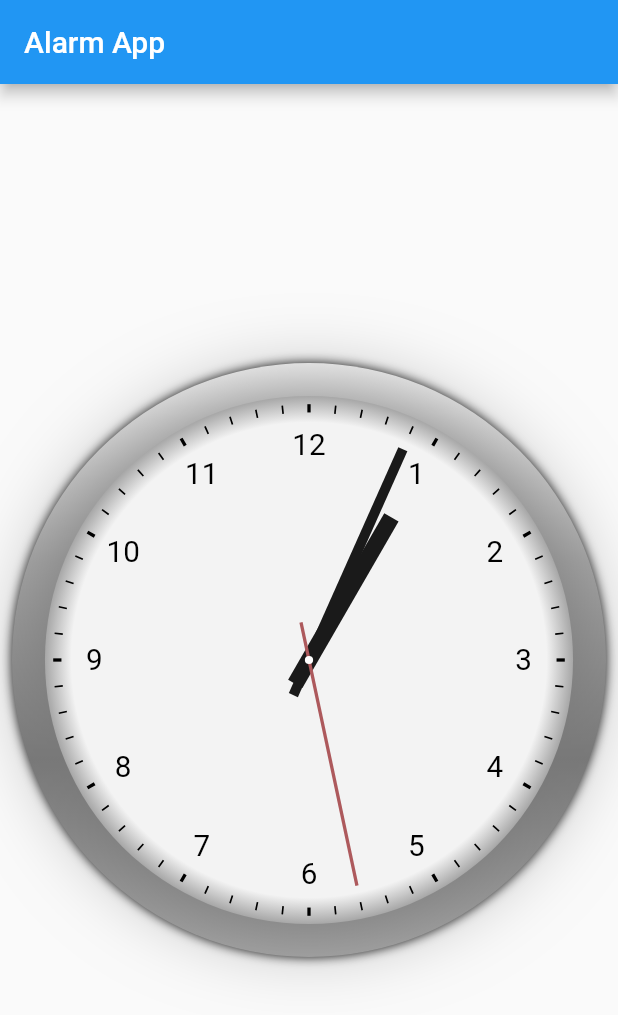
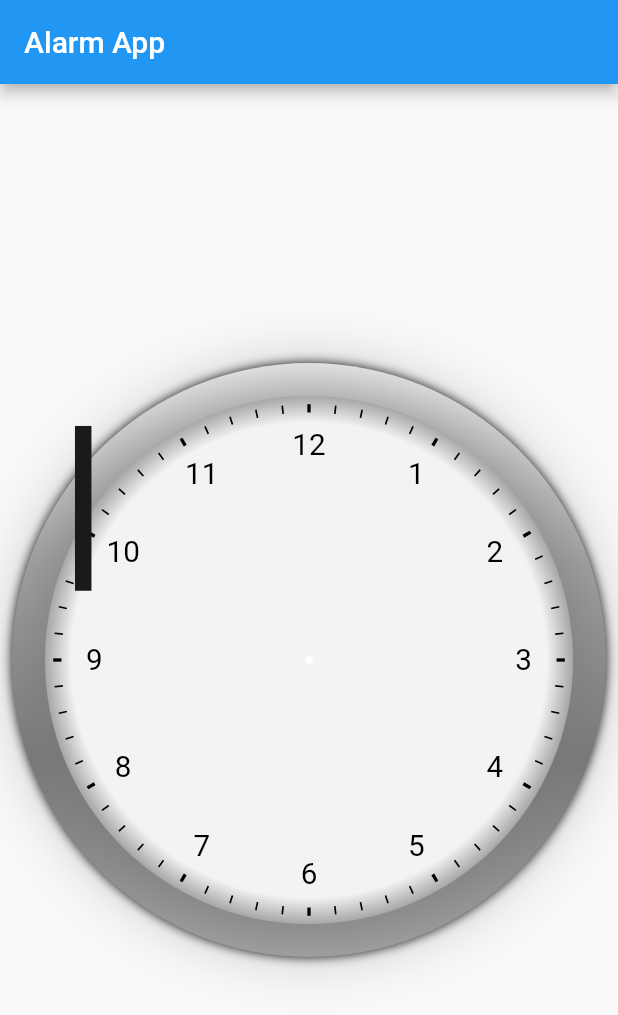
Before and after one commit to willwees/flutter_alarm_app, a Flutter app: the screen it shows after launch, on a phone screen of 412 x 824 dp. Shown: the top 1015 px of the screen. Run offline on Flutter 3.47's test engine with Material 2 defaults, Android fonts, the phone set to English and light mode, and no system bars; our stand-ins replace flutter_screenutil.

Commit message:
refactor ClockHandsWidget to ClockHourHandWidget

```diff
--- a/lib/src/widgets/clock_hands_widget.dart
+++ b/lib/src/widgets/clock_hands_widget.dart
@@ -1,33 +1,43 @@
+import 'dart:math';
+
 import 'package:flutter/material.dart';
-import 'package:flutter_alarm_app/src/utils/painter/clock_hour_hand_painter.dart';
-import 'package:flutter_alarm_app/src/utils/painter/clock_minute_hand_painter.dart';
-import 'package:flutter_alarm_app/src/utils/painter/clock_second_hand_painter.dart';
+import 'package:flutter_alarm_app/src/constants/app_colors.dart';
+import 'package:flutter_screenutil/flutter_screenutil.dart';
 
-class ClockHandsWidget extends StatelessWidget {
-  const ClockHandsWidget({Key? key}) : super(key: key);
+class ClockHourHandWidget extends StatelessWidget {
+  final int hours;
+
+  const ClockHourHandWidget({Key? key, this.hours = 0}) : super(key: key);
 
   @override
   Widget build(BuildContext context) {
-    return AspectRatio(
-      aspectRatio: 1.0,
-      child: Container(
-        width: double.infinity,
-        padding: const EdgeInsets.all(20.0),
-        child: Stack(
-          fit: StackFit.expand,
-          children: <Widget>[
-            CustomPaint(
-              painter: ClockHourHandPainter(hours: 1),
-            ),
-            CustomPaint(
-              painter: ClockMinuteHandPainter(minutes: 4),
-            ),
-            CustomPaint(
-              painter: ClockSecondHandPainter(seconds: 28),
-            ),
-          ],
+    return Transform.translate(
+      offset: const Offset(0, 0),
+      child: GestureDetector(
+        onPanDown: _onPanDown,
+        onPanUpdate: _onPanUpdate,
+        onPanEnd: _onPanEnd,
+        child: Transform.rotate(
+          angle: 2 * pi * (hours / 12),
+          child: Container(
+            width: 20.0.w,
+            height: 200.0.w,
+            color: AppColors.kBlack2,
+          ),
         ),
       ),
     );
   }
+
+  void _onPanDown(DragDownDetails details) {
+    print('panDown!');
+  }
+
+  void _onPanUpdate(DragUpdateDetails details) {
+    print('panUpdate!');
+  }
+
+  void _onPanEnd(_) {
+    print('panEnd!');
+  }
 }
--- a/lib/src/widgets/clock_widget.dart
+++ b/lib/src/widgets/clock_widget.dart
@@ -75,17 +75,46 @@ class ClockWidget extends StatelessWidget {
           child: Stack(
             children: <Widget>[
               // Clock dial & number
-              Container(
+              _buildClockDialAndNumber(),
+              // Clock hands
+              _buildClockHandsWidget(),
+              // Center dot
+              _buildClockCenterDot(),
+            ],
+          ),
+        ),
+      ),
+    );
+  }
+
+  Widget _buildClockDialAndNumber() {
+    return Container(
       width: double.infinity,
       height: double.infinity,
       padding: EdgeInsets.all(10.0.w),
       child: CustomPaint(
         painter: ClockDialPainter(),
       ),
+    );
+  }
+
+  Widget _buildClockHandsWidget() {
+    return AspectRatio(
+      aspectRatio: 1.0,
+      child: Container(
+        width: double.infinity,
+        padding: const EdgeInsets.all(20.0),
+        child: Stack(
+          children: const <Widget>[
+            ClockHourHandWidget(),
+          ],
         ),
-              const ClockHandsWidget(),
-              // Center dot
-              Center(
+      ),
+    );
+  }
+
+  Widget _buildClockCenterDot() {
+    return Center(
       child: Container(
         width: 10.0.w,
         height: 10.0.w,
@@ -94,11 +123,6 @@ class ClockWidget extends StatelessWidget {
           color: Colors.white,
         ),
       ),
-              ),
-            ],
-          ),
-        ),
-      ),
     );
   }
 }
```
Lines whose indentation alone changed are shown as unchanged.
